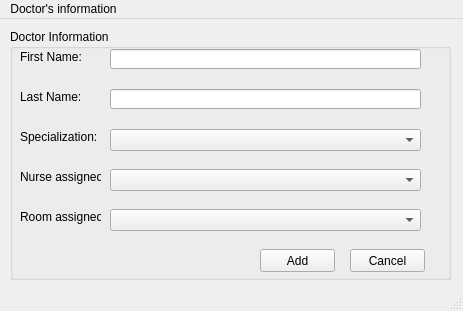
The window that Screens/Admin AddDoctor.ui (RaahimHash/DBMS-Project-UHU-Clinic) describes before a commit, drawn with Qt 5.
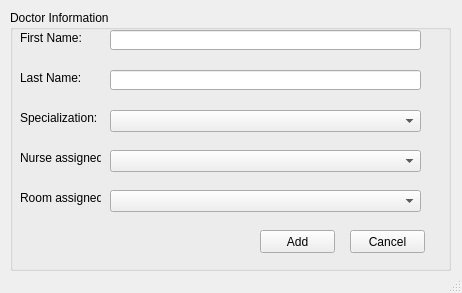
The same window after the commit.

```diff
--- a/Screens/Admin AddDoctor.ui
+++ b/Screens/Admin AddDoctor.ui
@@ -6,8 +6,8 @@
    <rect>
     <x>0</x>
     <y>0</y>
-    <width>463</width>
-    <height>311</height>
+    <width>462</width>
+    <height>293</height>
    </rect>
   </property>
   <property name="windowTitle">
@@ -20,7 +20,7 @@
       <x>10</x>
       <y>10</y>
       <width>441</width>
-      <height>251</height>
+      <height>261</height>
      </rect>
     </property>
     <property name="title">
@@ -175,22 +175,6 @@
     </widget>
    </widget>
   </widget>
-  <widget class="QMenuBar" name="menubar">
-   <property name="geometry">
-    <rect>
-     <x>0</x>
-     <y>0</y>
-     <width>463</width>
-     <height>21</height>
-    </rect>
-   </property>
-   <widget class="QMenu" name="menuScreen7">
-    <property name="title">
-     <string>Doctor's information</string>
-    </property>
-   </widget>
-   <addaction name="menuScreen7"/>
-  </widget>
   <widget class="QStatusBar" name="statusbar"/>
  </widget>
  <resources/>
```
Left out of the diff: 3 changed lines with no effect on the pictures.
